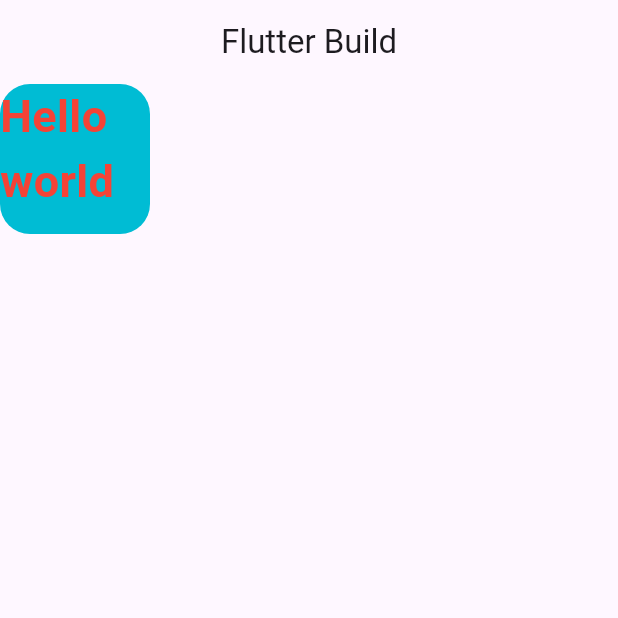
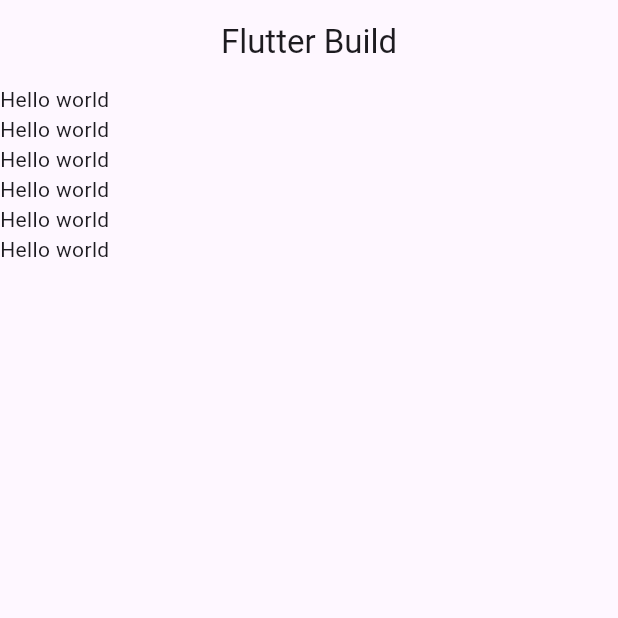
Before and after one commit to shihab4513/first, a Flutter app: the screen it shows after launch, on a phone screen of 412 x 824 dp, the top half of it. Run offline on Flutter 3.47's test engine with Material 3 defaults, Android fonts, the phone set to English and light mode, and no system bars.

Commit message:
instead of container row and column wise text representation shown.

```diff
--- a/lib/home.dart
+++ b/lib/home.dart
@@ -13,21 +13,16 @@ class HomeScreen extends StatelessWidget {
         centerTitle: true,
       ),
       body: SafeArea(
-        child: Container(
-          // Container design
-          height: 100,
-          width: 100,
-          // color: Colors.cyan,
-          decoration: BoxDecoration(
-            color: Colors.cyan,
-            borderRadius: BorderRadius.circular(20)
-
-          ),
-          child: Text(
-            'Hello world',
-            style: TextStyle(
-                fontSize: 30, color: Colors.red, fontWeight: FontWeight.bold),
-          ),
+        child:Column(
+          children: [
+            // Column can hold multiple children.The text below will show in column-wise.We can also use row for row wise display of below text.
+            Text('Hello world'),
+            Text('Hello world'),
+            Text('Hello world'),
+            Text('Hello world'),
+            Text('Hello world'),
+            Text('Hello world'),
+          ],
         ),
       ),
     );
```
